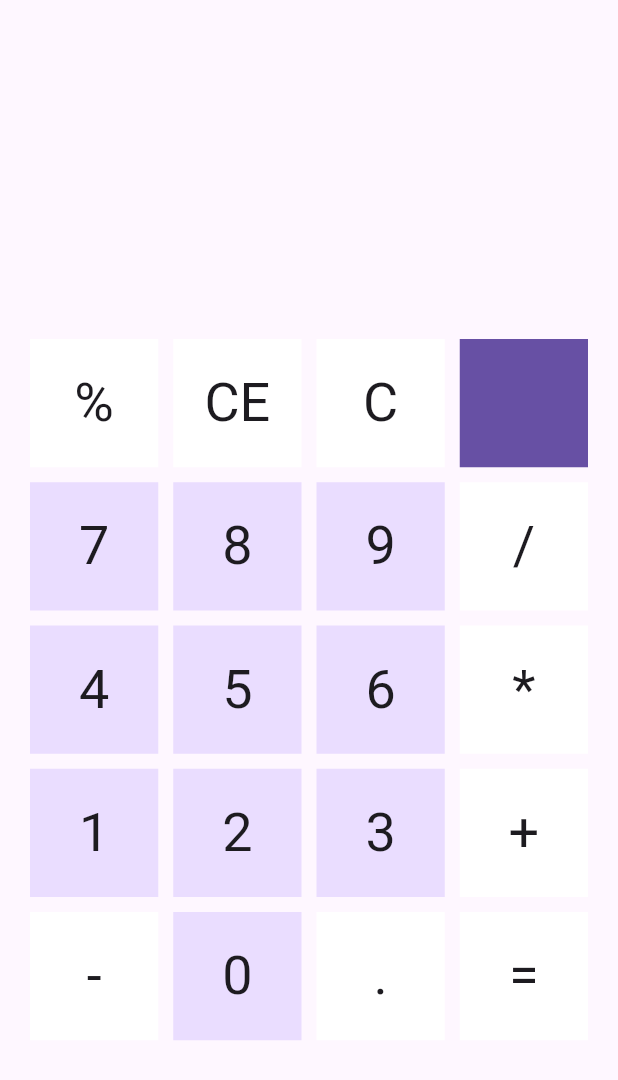
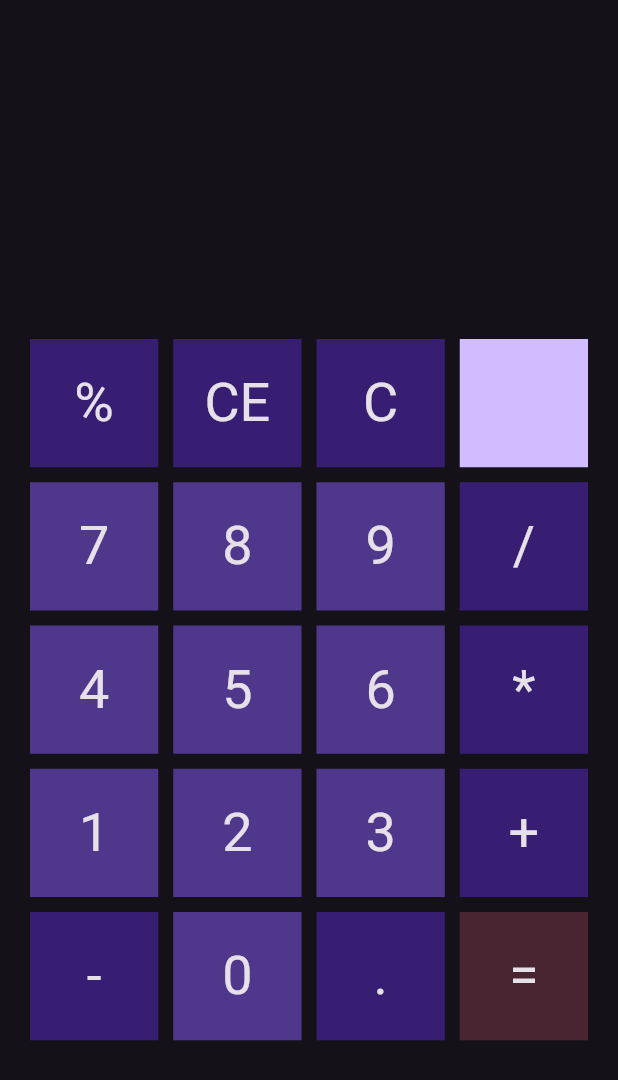
Before and after one commit to LucasRomanato0/Calculadora-Flutter, a Flutter app: the screen it shows after launch, on a phone screen of 412 x 824 dp. Shown: the top 1080 px of the screen. Run offline on Flutter 3.47's test engine with Material 3 defaults, Android fonts, the phone set to English and light mode, and no system bars; missing offline and left inert: dart:ffi, function_tree.

Commit message:
adicionando lightTheme

```diff
--- a/lib/main.dart
+++ b/lib/main.dart
@@ -11,8 +11,10 @@ class MyApp extends StatelessWidget {
   @override
   Widget build(BuildContext context) {
     return MaterialApp(
+      themeMode: ThemeMode.dark,
       debugShowCheckedModeBanner: false,
       darkTheme: ThemeData.dark(useMaterial3: true),
+      theme: ThemeData.light(useMaterial3: true),
       home: const CalcPage(),
     );
   }
```
